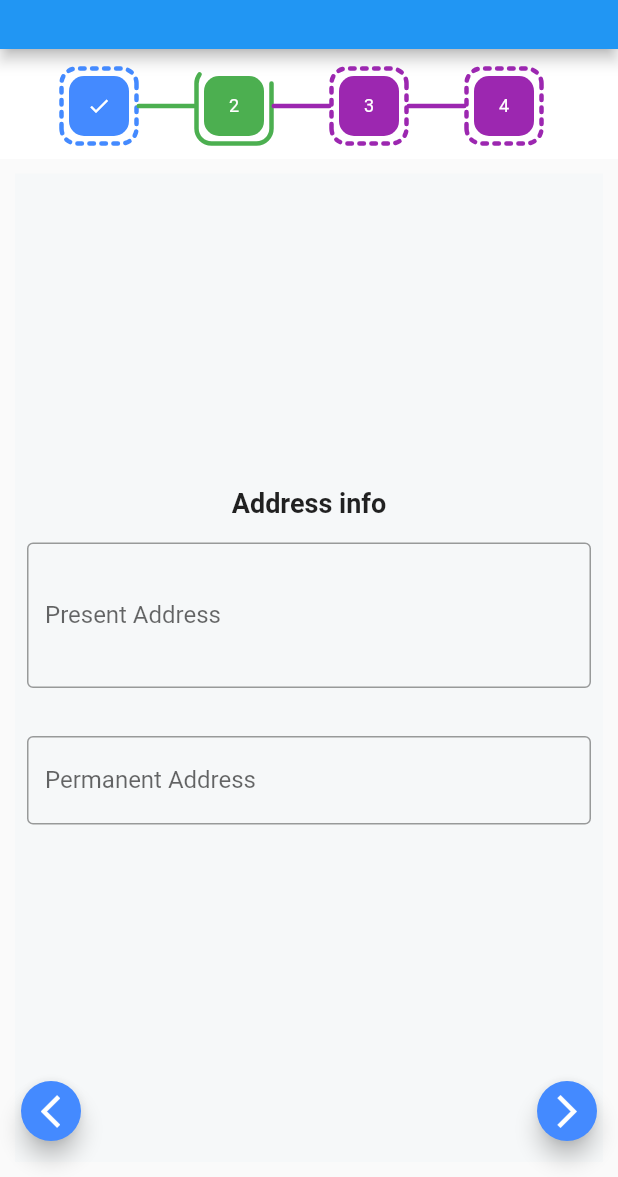
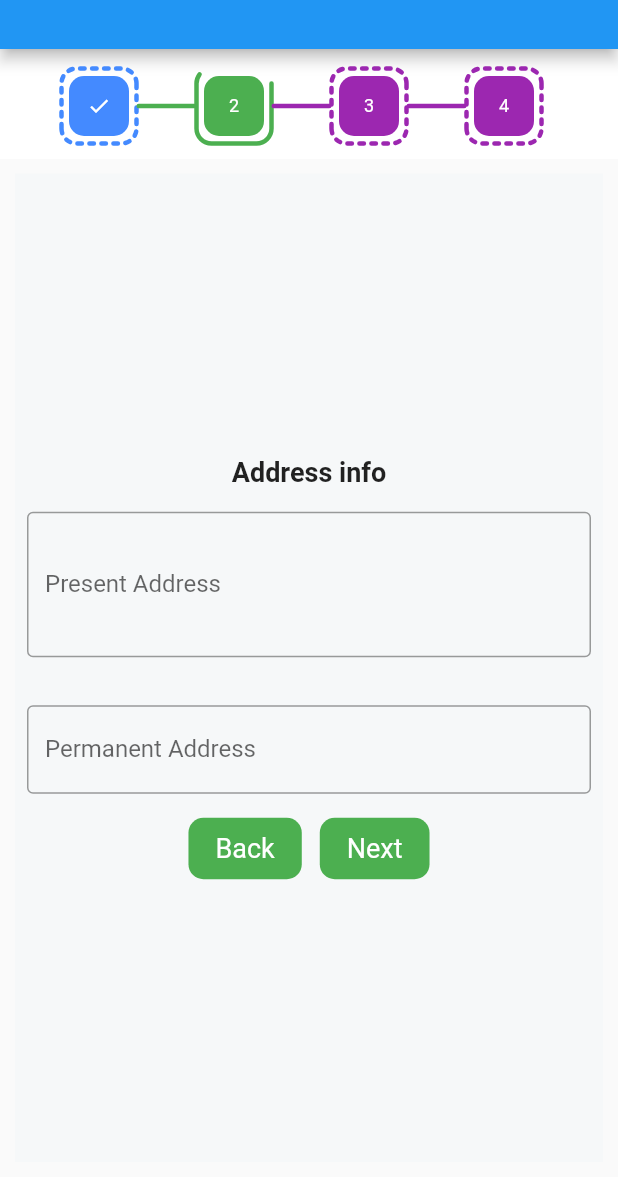
Before and after one commit to uttom41/StepperA, a Flutter app: the screen it shows after launch, swiped to page 2, on a phone screen of 412 x 824 dp, the part 59-1236 px from its top. Run offline on Flutter 3.47's test engine with Material 2 defaults, Android fonts, the phone set to English and light mode, and no system bars.

Commit message:
StepperAController add

```diff
--- a/example/lib/main.dart
+++ b/example/lib/main.dart
@@ -31,7 +31,7 @@ class MyHomePage extends StatefulWidget {
 
 class _MyHomePageState extends State<MyHomePage> {
   final formKey =  GlobalKey<FormState>();
-
+  final StepperAController controller = StepperAController();
   @override
   Widget build(BuildContext context) {
     return Stack(
@@ -51,23 +51,24 @@ class _MyHomePageState extends State<MyHomePage> {
                 borderType: BorderType.dash,
                 stepperAxis: Axis.horizontal,
                 stepperBackgroundColor: Colors.transparent,
+               stepperAController: controller,
                // formKey: formKey,
-                previousButton: Button(
-                    buttonIconColor: Colors.white,
-                    backgroundColor:  Colors.blueAccent,
-                    position: Position(
-                      left: 10,
-                      bottom: 20
-                    )
-                ),
-                forwardButton: Button(
-                    buttonIconColor: Colors.white,
-                    backgroundColor:  Colors.blueAccent,
-                    position: Position(
-                        right: 10,
-                        bottom: 20
-                    )
-                ),
+               //  previousButton: Button(
+               //      buttonIconColor: Colors.white,
+               //      backgroundColor:  Colors.blueAccent,
+               //      position: Position(
+               //        left: 10,
+               //        bottom: 20
+               //      )
+               //  ),
+               //  forwardButton: Button(
+               //      buttonIconColor: Colors.white,
+               //      backgroundColor:  Colors.blueAccent,
+               //      position: Position(
+               //          right: 10,
+               //          bottom: 20
+               //      )
+               //  ),
             step: const StepA(
                 currentStepColor: Colors.green,
                 completeStepColor: Colors.blueAccent,
@@ -75,9 +76,9 @@ class _MyHomePageState extends State<MyHomePage> {
                 margin: EdgeInsets.all(5)
             ),
                 stepperBodyWidget: [
-                  const StepOne(),
-                  const StepTwo(),
-                  const StepTwo(),
+                  StepOne(controller: controller),
+                   StepTwo(controller: controller,),
+                   StepTwo(controller: controller,),
                   Container(
                     color: Colors.white,
                     child: const Center(
--- a/example/lib/step_one.dart
+++ b/example/lib/step_one.dart
@@ -1,7 +1,9 @@
 import 'package:flutter/material.dart';
+import 'package:stepper_a/stepper_a.dart';
 
 class StepOne extends StatefulWidget {
-  const StepOne({Key? key}) : super(key: key);
+  final StepperAController controller;
+  const StepOne({Key? key,required this.controller}) : super(key: key);
 
   @override
   State<StepOne> createState() => _StepOneState();
@@ -57,6 +59,22 @@ class _StepOneState extends State<StepOne> {
                 },
               ),
             ),
+
+            InkWell(
+              onTap: (){
+                widget.controller.next();
+              },
+              child: Container(
+                decoration: BoxDecoration(
+                  shape: BoxShape.rectangle,
+                  borderRadius: BorderRadius.circular(10),
+                  color: Colors.green
+                ),
+                padding: const EdgeInsets.only(left: 18,right: 18,top: 10,bottom: 10),
+
+                child: const Text("Next",style: TextStyle(fontSize: 18,color: Colors.white),),
+              ),
+            )
           ],
         ),
       ),
--- a/example/lib/step_two.dart
+++ b/example/lib/step_two.dart
@@ -1,7 +1,9 @@
 import 'package:flutter/material.dart';
+import 'package:stepper_a/stepper_a.dart';
 
 class StepTwo extends StatefulWidget {
-  const StepTwo({Key? key}) : super(key: key);
+  final StepperAController controller;
+  const StepTwo({Key? key,required this.controller}) : super(key: key);
 
   @override
   State<StepTwo> createState() => _StepTwoState();
@@ -48,6 +50,42 @@ class _StepTwoState extends State<StepTwo> {
 
               ),
             ),
+            Row(
+              mainAxisAlignment: MainAxisAlignment.center,
+              children: [
+                InkWell(
+                  onTap: (){
+                    widget.controller.back();
+                  },
+                  child: Container(
+                    decoration: BoxDecoration(
+                        shape: BoxShape.rectangle,
+                        borderRadius: BorderRadius.circular(10),
+                        color: Colors.green
+                    ),
+                    padding: const EdgeInsets.only(left: 18,right: 18,top: 10,bottom: 10),
+
+                    child: const Text("Back",style: TextStyle(fontSize: 18,color: Colors.white),),
+                  ),
+                ),
+                const SizedBox(width: 12,),
+                InkWell(
+                  onTap: (){
+                    widget.controller.next();
+                  },
+                  child: Container(
+                    decoration: BoxDecoration(
+                        shape: BoxShape.rectangle,
+                        borderRadius: BorderRadius.circular(10),
+                        color: Colors.green
+                    ),
+                    padding: const EdgeInsets.only(left: 18,right: 18,top: 10,bottom: 10),
+
+                    child: const Text("Next",style: TextStyle(fontSize: 18,color: Colors.white),),
+                  ),
+                )
+            ],
+            )
           ],
         ),
       ),
--- a/lib/src/stepper_a.dart
+++ b/lib/src/stepper_a.dart
@@ -5,6 +5,7 @@ import 'package:stepper_a/src/step_helper/step.dart';
 import 'package:stepper_a/src/step_helper/stepper_step.dart';
 import 'package:stepper_a/src/provider/stepper_index_handler.dart';
 import 'package:stepper_a/src/provider/stepper_provider.dart';
+import 'package:stepper_a/src/stepper_a_controller.dart';
 import 'button/stepper_button.dart';
 import 'drawing/drawing_helper.dart';
 
@@ -86,7 +87,7 @@ class StepperA extends StatefulWidget {
 
   final Button? forwardButton;
   final Button? previousButton;
-
+  final StepperAController? stepperAController;
 
   const StepperA({
     Key? key,
@@ -109,6 +110,7 @@ class StepperA extends StatefulWidget {
     this.formKey,
     this.forwardButton,
     this.previousButton,
+    this.stepperAController,
     required this.step
   })  :super(key: key);
 
@@ -159,7 +161,7 @@ class _StepperAState extends State<StepperA> with TickerProviderStateMixin{
         widget.currentStepCallBack!=null?widget.currentStepCallBack!(activePageIndex):null;
       },
     );
-
+    if(widget.stepperAController != null) widget.stepperAController?.setNotifier=notifier;
     return AnimatedBuilder(
         animation: notifier,
         builder: (BuildContext context,  child) {
--- /dev/null
+++ b/lib/src/stepper_a_controller.dart
@@ -0,0 +1,15 @@
+import 'package:stepper_a/src/provider/stepper_index_handler.dart';
+import 'package:stepper_a/src/provider/stepper_provider.dart';
+
+class StepperAController{
+ late StepperNotifier _notifier;
+  set setNotifier(StepperNotifier notifier){
+    _notifier = notifier;
+  }
+  void next(){
+    StepperIndex(notifier:_notifier).next(_notifier.currentIndex,_notifier.totalIndex);
+  }
+  void back(){
+    StepperIndex(notifier:_notifier).back(_notifier.currentIndex);
+  }
+}
--- a/lib/stepper_a.dart
+++ b/lib/stepper_a.dart
@@ -5,3 +5,4 @@ export 'src/button/button.dart';
 export 'src/button/position.dart';
 export 'src/drawing/drawing_helper.dart';
 export 'src/step_helper/step.dart';
+export 'src/stepper_a_controller.dart';
```
